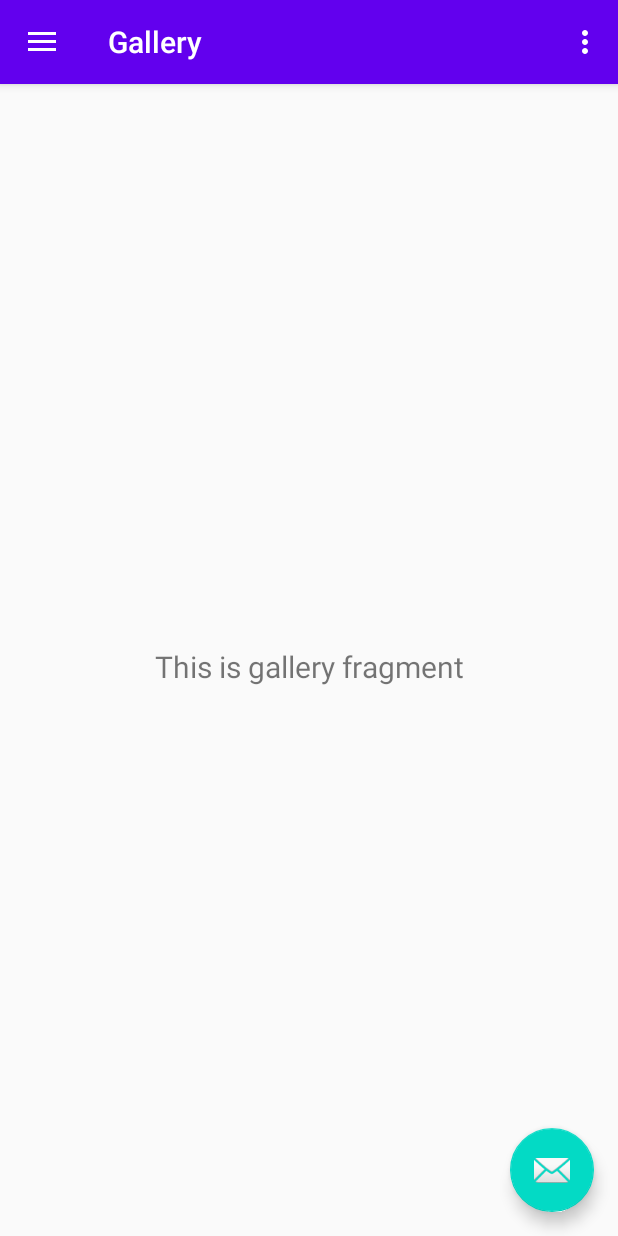
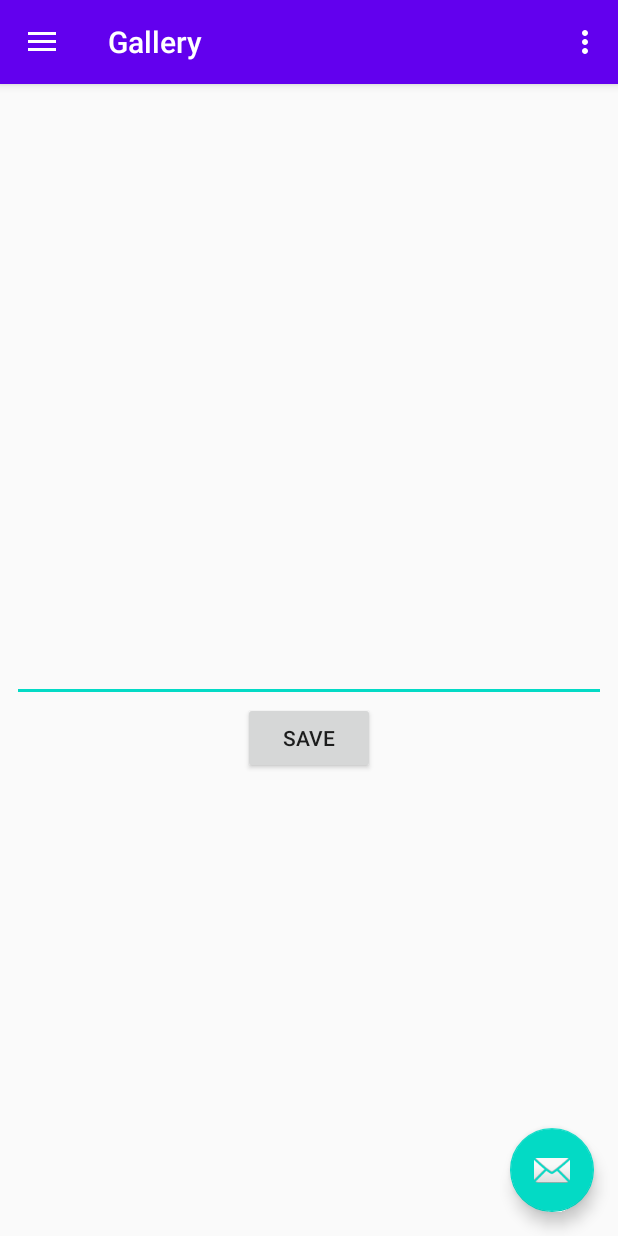
Before and after one commit to ifDroids/NavigationDrawerSavedStateLib, an Android app: the screen it shows after launch (MainActivity), in the side drawer, after a tap on "Gallery", on a phone screen of 412 x 824 dp. Run offline under Robolectric (Android 15) with nearby library versions, the phone set to English and light mode, and no system bars; our stand-ins replace navigation-ui.

Commit message:
project: Switch to editexts with save button

```diff
--- a/app/src/main/java/com/ifdroids/navigationdrawersavedstatelib/ui/gallery/GalleryFragment.java
+++ b/app/src/main/java/com/ifdroids/navigationdrawersavedstatelib/ui/gallery/GalleryFragment.java
@@ -4,32 +4,18 @@ import android.os.Bundle;
 import android.view.LayoutInflater;
 import android.view.View;
 import android.view.ViewGroup;
-import android.widget.TextView;
 
 import androidx.annotation.NonNull;
-import androidx.annotation.Nullable;
 import androidx.fragment.app.Fragment;
-import androidx.lifecycle.Observer;
-import androidx.lifecycle.ViewModelProviders;
 
 import com.ifdroids.navigationdrawersavedstatelib.R;
 
 public class GalleryFragment extends Fragment {
 
-    private GalleryViewModel galleryViewModel;
-
     public View onCreateView(@NonNull LayoutInflater inflater,
                              ViewGroup container, Bundle savedInstanceState) {
-        galleryViewModel =
-                ViewModelProviders.of(this).get(GalleryViewModel.class);
+
         View root = inflater.inflate(R.layout.fragment_gallery, container, false);
-        final TextView textView = root.findViewById(R.id.text_gallery);
-        galleryViewModel.getText().observe(getViewLifecycleOwner(), new Observer<String>() {
-            @Override
-            public void onChanged(@Nullable String s) {
-                textView.setText(s);
-            }
-        });
         return root;
     }
 }
--- a/app/src/main/java/com/ifdroids/navigationdrawersavedstatelib/ui/gallery/GalleryViewModel.java
+++ /dev/null
@@ -1,19 +0,0 @@
-package com.ifdroids.navigationdrawersavedstatelib.ui.gallery;
-
-import androidx.lifecycle.LiveData;
-import androidx.lifecycle.MutableLiveData;
-import androidx.lifecycle.ViewModel;
-
-public class GalleryViewModel extends ViewModel {
-
-    private MutableLiveData<String> mText;
-
-    public GalleryViewModel() {
-        mText = new MutableLiveData<>();
-        mText.setValue("This is gallery fragment");
-    }
-
-    public LiveData<String> getText() {
-        return mText;
-    }
-}
--- a/app/src/main/java/com/ifdroids/navigationdrawersavedstatelib/ui/home/HomeFragment.java
+++ b/app/src/main/java/com/ifdroids/navigationdrawersavedstatelib/ui/home/HomeFragment.java
@@ -4,32 +4,18 @@ import android.os.Bundle;
 import android.view.LayoutInflater;
 import android.view.View;
 import android.view.ViewGroup;
-import android.widget.TextView;
 
 import androidx.annotation.NonNull;
-import androidx.annotation.Nullable;
 import androidx.fragment.app.Fragment;
-import androidx.lifecycle.Observer;
-import androidx.lifecycle.ViewModelProviders;
 
 import com.ifdroids.navigationdrawersavedstatelib.R;
 
 public class HomeFragment extends Fragment {
 
-    private HomeViewModel homeViewModel;
-
     public View onCreateView(@NonNull LayoutInflater inflater,
                              ViewGroup container, Bundle savedInstanceState) {
-        homeViewModel =
-                ViewModelProviders.of(this).get(HomeViewModel.class);
+
         View root = inflater.inflate(R.layout.fragment_home, container, false);
-        final TextView textView = root.findViewById(R.id.text_home);
-        homeViewModel.getText().observe(getViewLifecycleOwner(), new Observer<String>() {
-            @Override
-            public void onChanged(@Nullable String s) {
-                textView.setText(s);
-            }
-        });
         return root;
     }
 }
--- a/app/src/main/java/com/ifdroids/navigationdrawersavedstatelib/ui/home/HomeViewModel.java
+++ /dev/null
@@ -1,19 +0,0 @@
-package com.ifdroids.navigationdrawersavedstatelib.ui.home;
-
-import androidx.lifecycle.LiveData;
-import androidx.lifecycle.MutableLiveData;
-import androidx.lifecycle.ViewModel;
-
-public class HomeViewModel extends ViewModel {
-
-    private MutableLiveData<String> mText;
-
-    public HomeViewModel() {
-        mText = new MutableLiveData<>();
-        mText.setValue("This is home fragment");
-    }
-
-    public LiveData<String> getText() {
-        return mText;
-    }
-}
--- a/app/src/main/res/layout/fragment_gallery.xml
+++ b/app/src/main/res/layout/fragment_gallery.xml
@@ -6,7 +6,7 @@
     android:layout_height="match_parent"
     tools:context=".ui.gallery.GalleryFragment">
 
-    <TextView
+    <EditText
         android:id="@+id/text_gallery"
         android:layout_width="match_parent"
         android:layout_height="wrap_content"
@@ -19,4 +19,14 @@
         app:layout_constraintEnd_toEndOf="parent"
         app:layout_constraintStart_toStartOf="parent"
         app:layout_constraintTop_toTopOf="parent" />
+
+    <Button
+        android:id="@+id/button_gallery"
+        android:layout_width="wrap_content"
+        android:layout_height="wrap_content"
+        android:text="save"
+        app:layout_constraintEnd_toEndOf="parent"
+        app:layout_constraintStart_toStartOf="parent"
+        app:layout_constraintTop_toBottomOf="@id/text_gallery"/>
+
 </androidx.constraintlayout.widget.ConstraintLayout>
```
Also changed, not shown: app/src/main/java/com/ifdroids/navigationdrawersavedstatelib/ui/slideshow/SlideshowFragment.java (+2 -15 lines), app/src/main/java/com/ifdroids/navigationdrawersavedstatelib/ui/slideshow/SlideshowViewModel.java (deleted, +0 -19 lines), app/src/main/res/layout/fragment_home.xml (+11 -1 lines), app/src/main/res/layout/fragment_slideshow.xml (+12 -1 lines).
